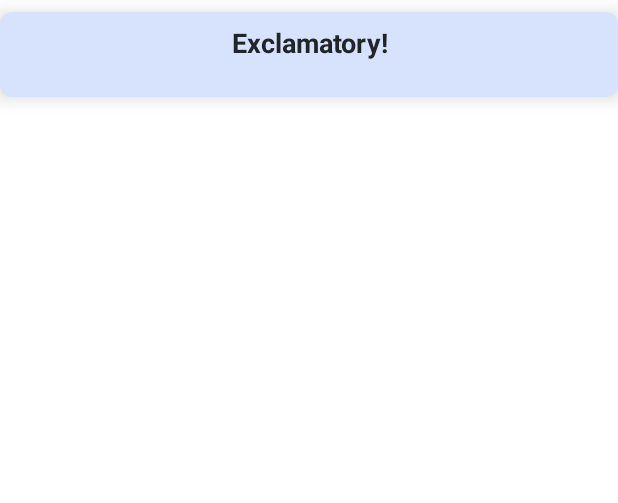
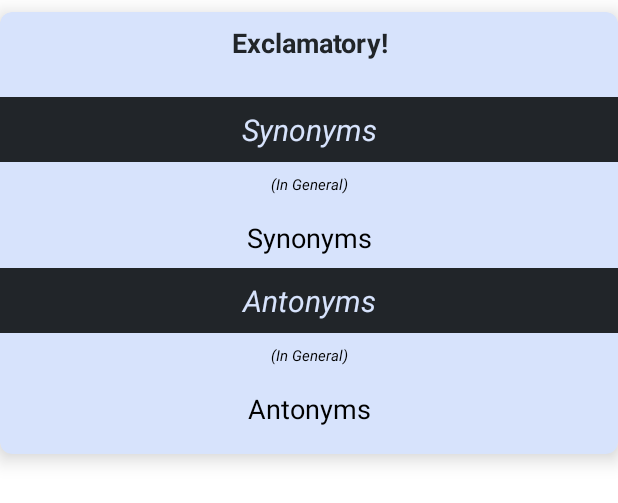
Before and after one commit to Sejuty/Dictionary, an Android app: the layout meanings_list_item.xml on its own in the app's theme, with its tools: preview values and no code run, on a phone screen of 412 x 824 dp. Shown: the top 503 px of the screen. Run offline under Robolectric (Android 15) with nearby library versions, the phone set to English and light mode, and no system bars.

Commit message:
Synonyms And Antonyms updated

```diff
--- a/app/src/main/java/com/nishat00/dictionary/Adapters/PhoneticsAdapter.java
+++ b/app/src/main/java/com/nishat00/dictionary/Adapters/PhoneticsAdapter.java
@@ -37,7 +37,7 @@ public class PhoneticsAdapter extends RecyclerView.Adapter<PhoneticsViewHolder>
 
     @Override
     public void onBindViewHolder(@NonNull PhoneticsViewHolder holder, int position) {
-        String url = phoneticsList.get(holder.getAdapterPosition()).getAudio();
+        //String url = phoneticsList.get(holder.getAdapterPosition()).getAudio();
         holder.textview_phonetics.setText(phoneticsList.get(position).getText());
 
         holder.image_button_audio.setOnClickListener(new View.OnClickListener() {
@@ -45,7 +45,7 @@ public class PhoneticsAdapter extends RecyclerView.Adapter<PhoneticsViewHolder>
             public void onClick(View view) {
                 MediaPlayer player = new MediaPlayer();
                 try {
-                    // String url = phoneticsList.get(holder.getAdapterPosition()).getAudio();
+                    String url = phoneticsList.get(holder.getAdapterPosition()).getAudio();
                     player.setAudioStreamType(AudioManager.STREAM_MUSIC);
                     player.setDataSource(url);
                     //Log.i("Audio", url);
--- a/app/src/main/java/com/nishat00/dictionary/OnFetchDataListener.java
+++ b/app/src/main/java/com/nishat00/dictionary/OnFetchDataListener.java
@@ -1,10 +1,8 @@
 package com.nishat00.dictionary;
-
-import com.nishat00.dictionary.model.APIResponse;
 
 public interface OnFetchDataListener {
 
-    void OnFetchData(APIResponse apiResponse, String message);
+    void OnFetchData(DataModel dataModel, String message);
     void OnError(String message);
 
 }
--- a/app/src/main/java/com/nishat00/dictionary/view_holders/MeaningsViewHolder.java
+++ b/app/src/main/java/com/nishat00/dictionary/view_holders/MeaningsViewHolder.java
@@ -12,11 +12,16 @@ public class MeaningsViewHolder extends RecyclerView.ViewHolder {
 
     public TextView textview_partOfSpeech;
     public RecyclerView recyler_definitions;
+    public TextView extra_synonyms;
+    public TextView extra_antonyms;
 
     public MeaningsViewHolder(@NonNull View itemView) {
         super(itemView);
         textview_partOfSpeech = itemView.findViewById(R.id.textview_partOfSpeech);
         recyler_definitions = itemView.findViewById(R.id.recyler_definitions);
+        extra_synonyms = (TextView) itemView.findViewById(R.id.extra_synonyms);
+        extra_antonyms = (TextView) itemView.findViewById(R.id.extra_antonyms);
+        //recyler_extra_synonyms = itemView.findViewById(R.id.recyler_extra_synonyms);
 
     }
 }
--- a/app/src/main/res/layout/meanings_list_item.xml
+++ b/app/src/main/res/layout/meanings_list_item.xml
@@ -30,6 +30,72 @@
             android:id="@+id/recyler_definitions"
             android:layout_margin="8dp"/>
 
+        <TextView
+            android:layout_width="match_parent"
+            android:layout_height="wrap_content"
+            android:textSize="20sp"
+            android:text="Synonyms"
+            android:background="@color/grey"
+            android:textColor="@color/yellow"
+            android:textAlignment="center"
+            android:padding="8dp"
+            android:textStyle="italic"
+            />
+
+        <TextView
+            android:layout_width="match_parent"
+            android:layout_height="wrap_content"
+            android:textSize="10sp"
+            android:text="(In General)"
+            android:textColor="@color/black"
+            android:textAlignment="center"
+            android:padding="8dp"
+            android:textStyle="italic"
+            />
+
+        <TextView
+            android:layout_width="match_parent"
+            android:layout_height="wrap_content"
+            android:textSize="18sp"
+            android:text="Synonyms"
+            android:textColor="@color/black"
+            android:textAlignment="center"
+            android:padding="8dp"
+            android:id="@+id/extra_synonyms"/>
+
+        <TextView
+            android:layout_width="match_parent"
+            android:layout_height="wrap_content"
+            android:textSize="20sp"
+            android:text="Antonyms"
+            android:background="@color/grey"
+            android:textColor="@color/yellow"
+            android:textAlignment="center"
+            android:padding="8dp"
+            android:textStyle="italic"
+            />
+
+        <TextView
+            android:layout_width="match_parent"
+            android:layout_height="wrap_content"
+            android:textSize="10sp"
+            android:text="(In General)"
+            android:textColor="@color/black"
+            android:textAlignment="center"
+            android:padding="8dp"
+            android:textStyle="italic"
+            />
+
+        <TextView
+            android:layout_width="match_parent"
+            android:layout_height="wrap_content"
+            android:textSize="18sp"
+            android:text="Antonyms"
+            android:layout_marginBottom="10dp"
+            android:textColor="@color/black"
+            android:textAlignment="center"
+            android:padding="8dp"
+            android:id="@+id/extra_antonyms"/>
 
 
     </LinearLayout>
```
Also changed, not shown: app/src/main/java/com/nishat00/dictionary/Adapters/MeaningsAdapter.java (+21 -4 lines), app/src/main/java/com/nishat00/dictionary/DataModel.java (renamed from app/src/main/java/com/nishat00/dictionary/model/APIResponse.java, +5 -2 lines), app/src/main/java/com/nishat00/dictionary/MainActivity.java (+10 -10 lines), app/src/main/java/com/nishat00/dictionary/RetrofitBuilder.java (renamed from app/src/main/java/com/nishat00/dictionary/RequestManager.java, +15 -12 lines), app/src/main/java/com/nishat00/dictionary/model/Meanings.java (+10 -0 lines), app/src/main/res/layout/activity_main.xml (+28 -26 lines).
